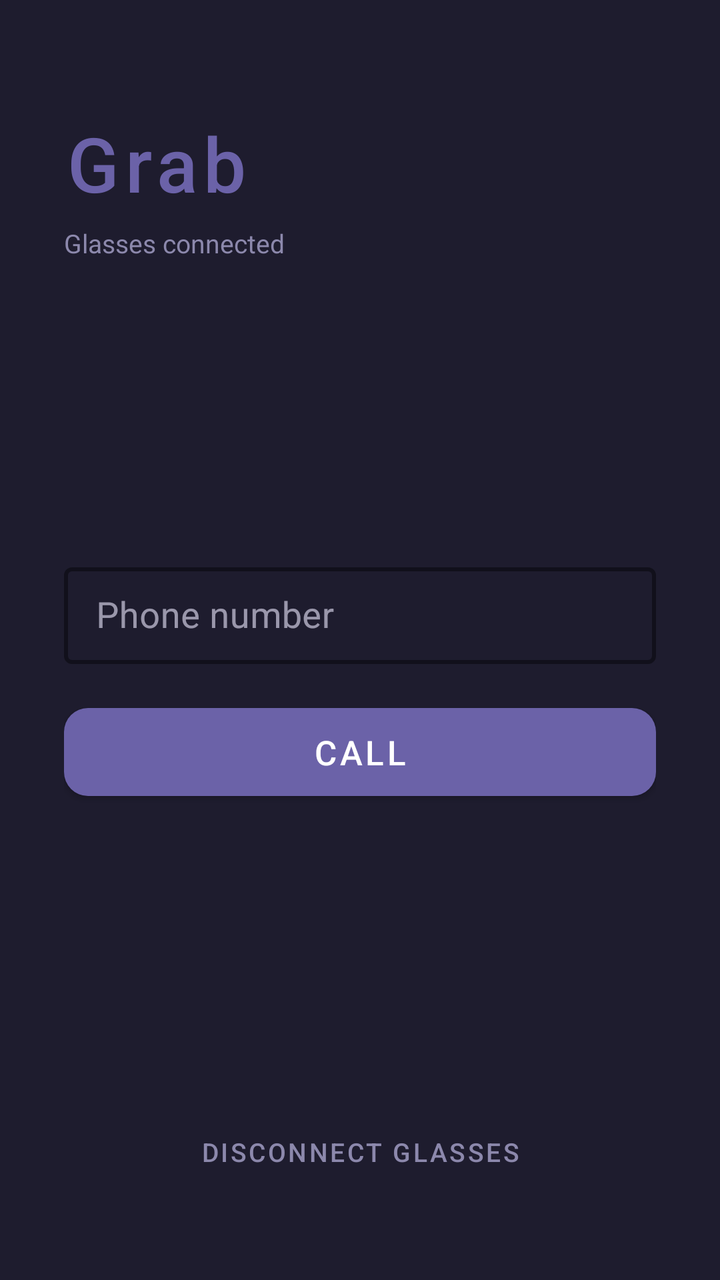
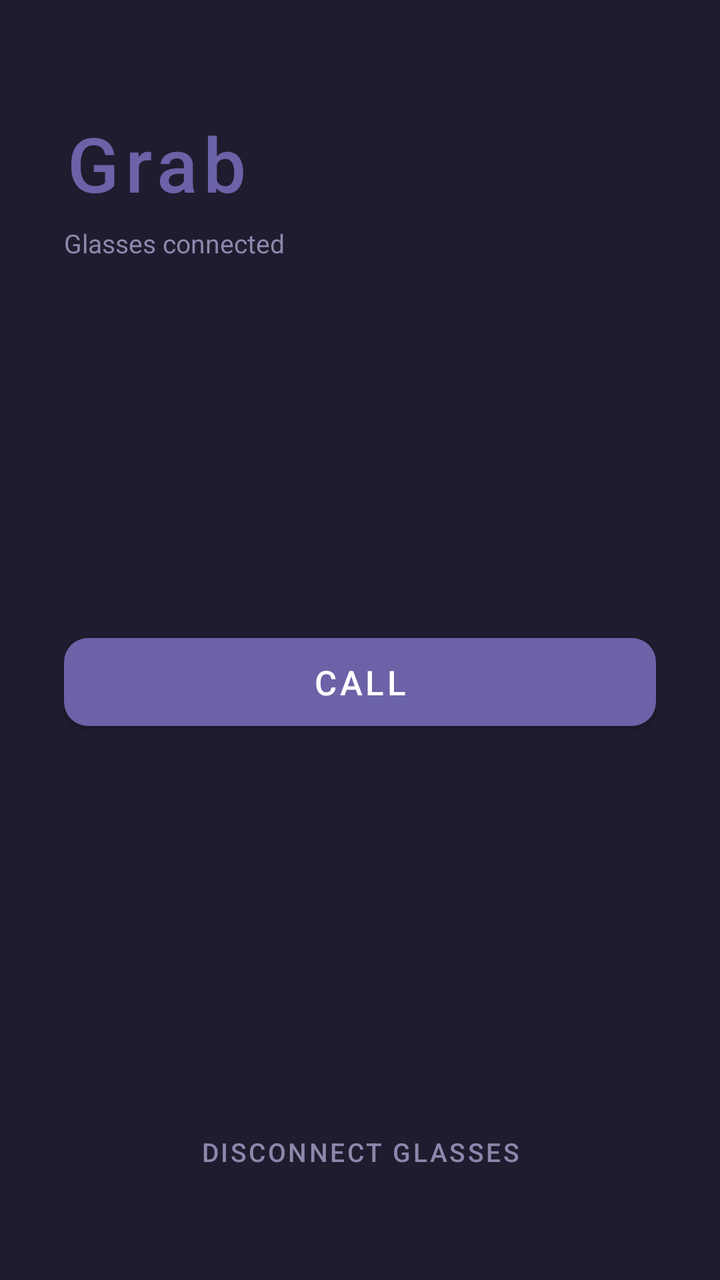

Before-and-after screenshots of an Android layout around one commit, followed by the original layout XML and the change that was made.
<!-- AndroidManifest.xml: application theme Theme.GrabStandalone -->
<!-- res/layout/activity_call.xml -->
<?xml version="1.0" encoding="utf-8"?>
<LinearLayout
    xmlns:android="http://schemas.android.com/apk/res/android"
    xmlns:app="http://schemas.android.com/apk/res-auto"
    android:layout_width="match_parent"
    android:layout_height="match_parent"
    android:orientation="vertical"
    android:background="@color/bg_dark"
    android:padding="32dp">

    
    <TextView
        android:id="@+id/tvAppName"
        android:layout_width="wrap_content"
        android:layout_height="wrap_content"
        android:layout_marginTop="24dp"
        android:text="@string/app_name"
        android:textColor="@color/accent_purple"
        android:textSize="38sp"
        android:fontFamily="sans-serif-medium"
        android:letterSpacing="0.08" />

    <TextView
        android:id="@+id/tvConnectedLabel"
        android:layout_width="wrap_content"
        android:layout_height="wrap_content"
        android:layout_marginTop="6dp"
        android:text="Glasses connected"
        android:textColor="@color/text_muted"
        android:textSize="13sp" />

    
    <View
        android:layout_width="match_parent"
        android:layout_height="0dp"
        android:layout_weight="1" />

    
    <com.google.android.material.textfield.TextInputLayout
        android:id="@+id/tilPhoneNumber"
        style="@style/Widget.MaterialComponents.TextInputLayout.OutlinedBox"
        android:layout_width="match_parent"
        android:layout_height="wrap_content"
        android:hint="Phone number"
        app:boxStrokeColor="@color/accent_purple"
        app:boxStrokeWidth="2dp"
        app:hintTextColor="@color/text_muted">

        <com.google.android.material.textfield.TextInputEditText
            android:id="@+id/etPhoneNumber"
            android:layout_width="match_parent"
            android:layout_height="wrap_content"
            android:inputType="phone"
            android:textColor="@color/text_primary"
            android:textColorHint="@color/text_muted"
            android:textSize="18sp"
            android:paddingTop="12dp"
            android:paddingBottom="12dp" />
    </com.google.android.material.textfield.TextInputLayout>

    
    <com.google.android.material.button.MaterialButton
        android:id="@+id/btnCall"
        android:layout_width="match_parent"
        android:layout_height="56dp"
        android:layout_marginTop="16dp"
        android:text="Call"
        android:textSize="17sp"
        android:textColor="@color/white"
        android:fontFamily="sans-serif-medium"
        app:backgroundTint="@color/accent_purple"
        app:cornerRadius="12dp" />

    
    <View
        android:layout_width="match_parent"
        android:layout_height="0dp"
        android:layout_weight="1" />

    
    <com.google.android.material.button.MaterialButton
        android:id="@+id/btnDisconnect"
        style="@style/Widget.MaterialComponents.Button.TextButton"
        android:layout_width="wrap_content"
        android:layout_height="wrap_content"
        android:layout_gravity="center_horizontal"
        android:text="Disconnect glasses"
        android:textColor="@color/text_muted"
        android:textSize="13sp"
        android:layout_marginBottom="8dp" />

</LinearLayout>
<!-- resources referenced by this layout -->
<resources>
  <color name="accent_purple">#6B62A8</color>
  <color name="bg_dark">#1E1C2E</color>
  <color name="text_muted">#8C88AC</color>
  <color name="text_primary">#EDE9FF</color>
  <color name="white">#FFFFFF</color>
  <string name="app_name">Grab</string>
  <style name="Theme.GrabStandalone" parent="Theme.MaterialComponents.DayNight.NoActionBar">
          <item name="colorPrimary">@color/accent_purple</item>
          <item name="colorPrimaryVariant">@color/accent_purple_dark</item>
          <item name="colorOnPrimary">@color/white</item>
          <item name="colorSurface">@color/surface</item>
          <item name="colorOnSurface">@color/text_primary</item>
          <item name="android:windowBackground">@color/bg_dark</item>
          <item name="android:statusBarColor">@color/bg_dark</item>
          <item name="android:navigationBarColor">@color/bg_dark</item>
          <item name="android:textColor">@color/text_primary</item>
          
          <item name="colorAccent">@color/accent_purple</item>
      </style>
  <color name="accent_purple_dark">#574F8E</color>
  <color name="surface">#272440</color>
</resources>

<!-- the commit's change to res/layout/activity_call.xml (unified diff, before → after) -->
@@ -29,41 +29,16 @@
         android:textColor="@color/text_muted"
         android:textSize="13sp" />
 
-    
     <View
         android:layout_width="match_parent"
         android:layout_height="0dp"
         android:layout_weight="1" />
 
     
-    <com.google.android.material.textfield.TextInputLayout
-        android:id="@+id/tilPhoneNumber"
-        style="@style/Widget.MaterialComponents.TextInputLayout.OutlinedBox"
-        android:layout_width="match_parent"
-        android:layout_height="wrap_content"
-        android:hint="Phone number"
-        app:boxStrokeColor="@color/accent_purple"
-        app:boxStrokeWidth="2dp"
-        app:hintTextColor="@color/text_muted">
-
-        <com.google.android.material.textfield.TextInputEditText
-            android:id="@+id/etPhoneNumber"
-            android:layout_width="match_parent"
-            android:layout_height="wrap_content"
-            android:inputType="phone"
-            android:textColor="@color/text_primary"
-            android:textColorHint="@color/text_muted"
-            android:textSize="18sp"
-            android:paddingTop="12dp"
-            android:paddingBottom="12dp" />
-    </com.google.android.material.textfield.TextInputLayout>
-
-    
     <com.google.android.material.button.MaterialButton
         android:id="@+id/btnCall"
         android:layout_width="match_parent"
         android:layout_height="56dp"
-        android:layout_marginTop="16dp"
         android:text="Call"
         android:textSize="17sp"
         android:textColor="@color/white"
@@ -71,7 +46,6 @@
         app:backgroundTint="@color/accent_purple"
         app:cornerRadius="12dp" />
 
-    
     <View
         android:layout_width="match_parent"
         android:layout_height="0dp"
